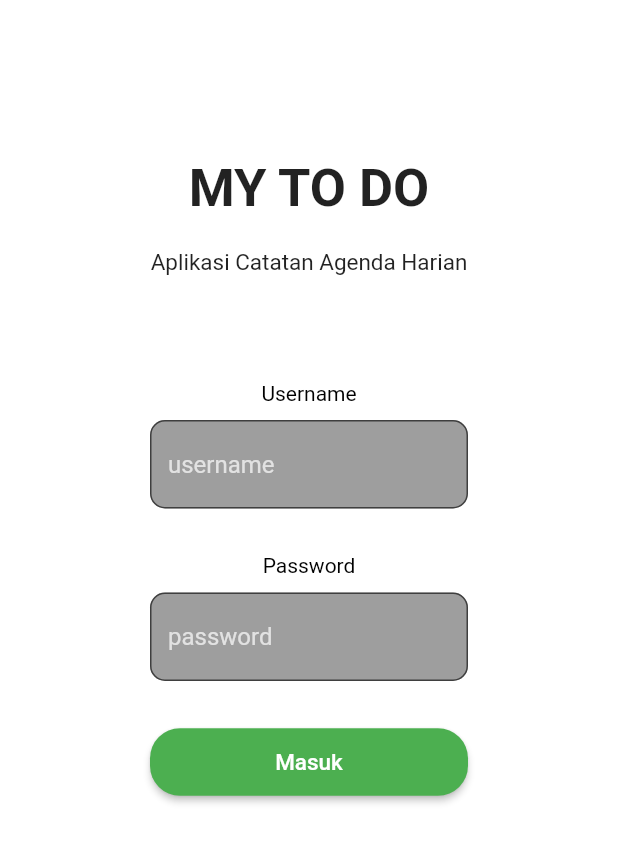
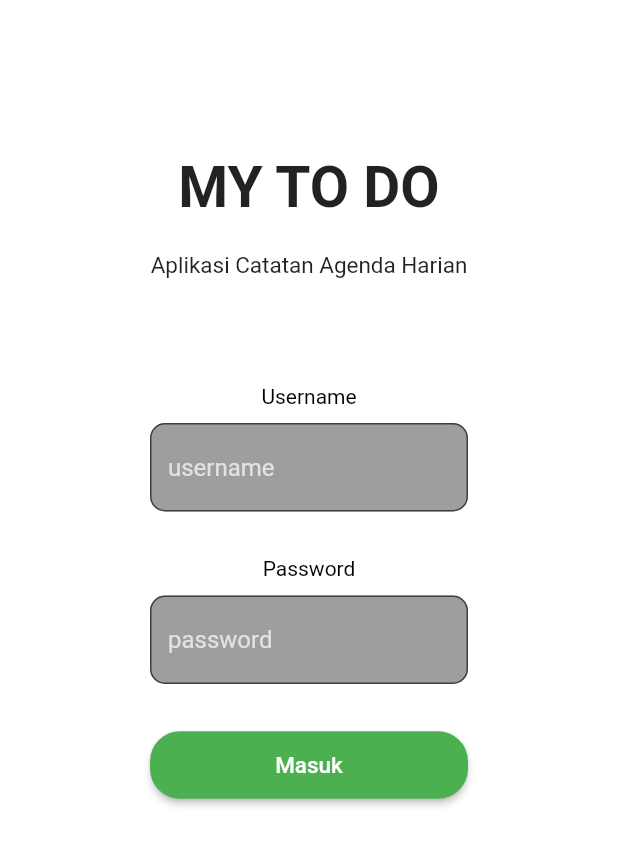
Before and after one commit to Endahh29/CatatanAgenda, a Flutter app: the screen it shows after launch, after a tap on "Mulai", on a phone screen of 412 x 824 dp. Shown: the top 846 px of the screen. Run offline on Flutter 3.47's test engine with Material 2 defaults, Android fonts, the light colour scheme and no system bars.

Commit message:
membuat halaman login

```diff
--- a/lib/main.dart
+++ b/lib/main.dart
@@ -38,13 +38,13 @@ class _LandingState extends State<Landing> {
         color: Colors.white70,
         child: Column(
           children: <Widget>[
-            SizedBox(height: 100,),
-            Text("MY TO DO", style: TextStyle(fontSize: 35, color: Colors.black87, fontWeight:FontWeight.bold),),
+            SizedBox(height: 200,),
+            Text("MY TO DO", style: TextStyle(fontSize: 38, color: Colors.black87, fontWeight:FontWeight.bold),),
 
             SizedBox(height: 20,),
             Text("Aplikasi Catatan Agenda Harian", style: TextStyle(fontSize: 15, color: Colors.black87),),
 
-            SizedBox(height: 300,),
+            SizedBox(height: 200,),
             ElevatedButton(
               onPressed: (){
                 Route route = MaterialPageRoute(builder: (context) => Login());
@@ -83,8 +83,8 @@ class _LoginState extends State<Login> {
         color: Colors.white,
         child: Column(
           children: <Widget>[
-            SizedBox(height: 5,),
-            Text("MY TO DO", style: TextStyle(fontSize: 35, color: Colors.black87, fontWeight:FontWeight.bold)),
+            SizedBox(height: 3,),
+            Text("MY TO DO", style: TextStyle(fontSize: 38, color: Colors.black87, fontWeight:FontWeight.bold)),
 
             SizedBox(height: 20,),
             Text("Aplikasi Catatan Agenda Harian", style: TextStyle(fontSize: 15, color: Colors.black87),),
@@ -101,9 +101,6 @@ class _LoginState extends State<Login> {
                 fillColor: Colors.grey,
                 border: OutlineInputBorder(
                   borderRadius: BorderRadius.circular(10),
-                  borderSide: BorderSide(
-                    color: Color(0xFF1CD1E),
-                  ),
                 ),
                 focusedBorder: OutlineInputBorder(
                   borderRadius: BorderRadius.circular(10),
@@ -126,9 +123,6 @@ class _LoginState extends State<Login> {
                 fillColor: Colors.grey,
                 border: OutlineInputBorder(
                   borderRadius: BorderRadius.circular(10),
-                  borderSide: BorderSide(
-                    color: Color(0xFF1CD1E),
-                  ),
                 ),
                 focusedBorder: OutlineInputBorder(
                   borderRadius: BorderRadius.circular(10),
```
